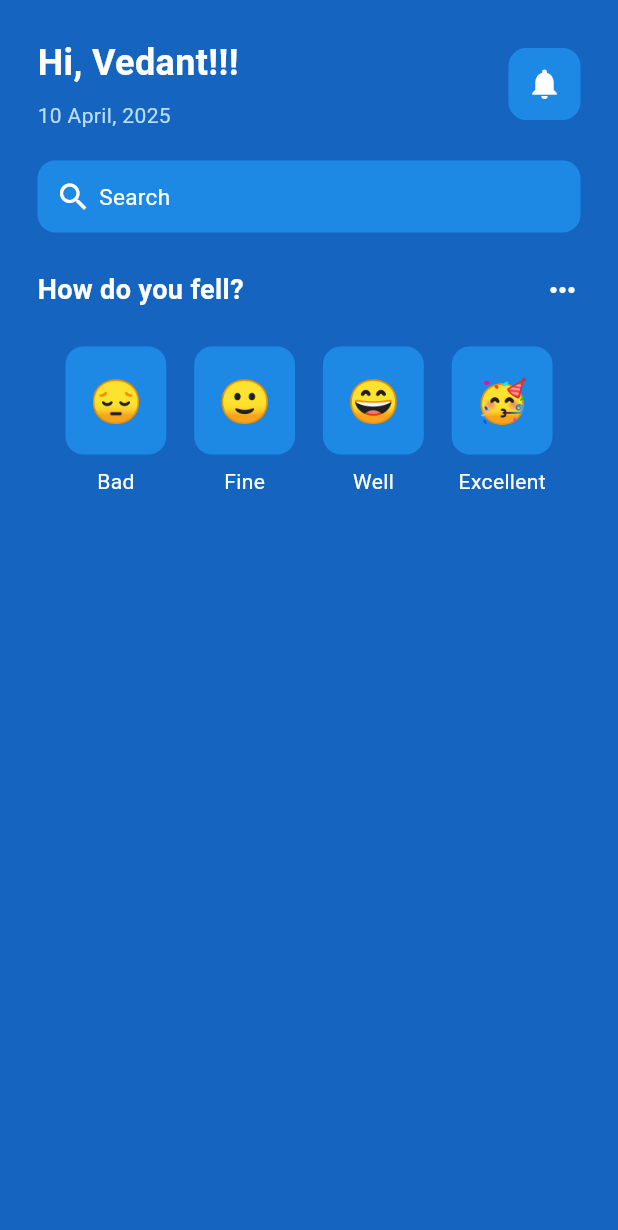
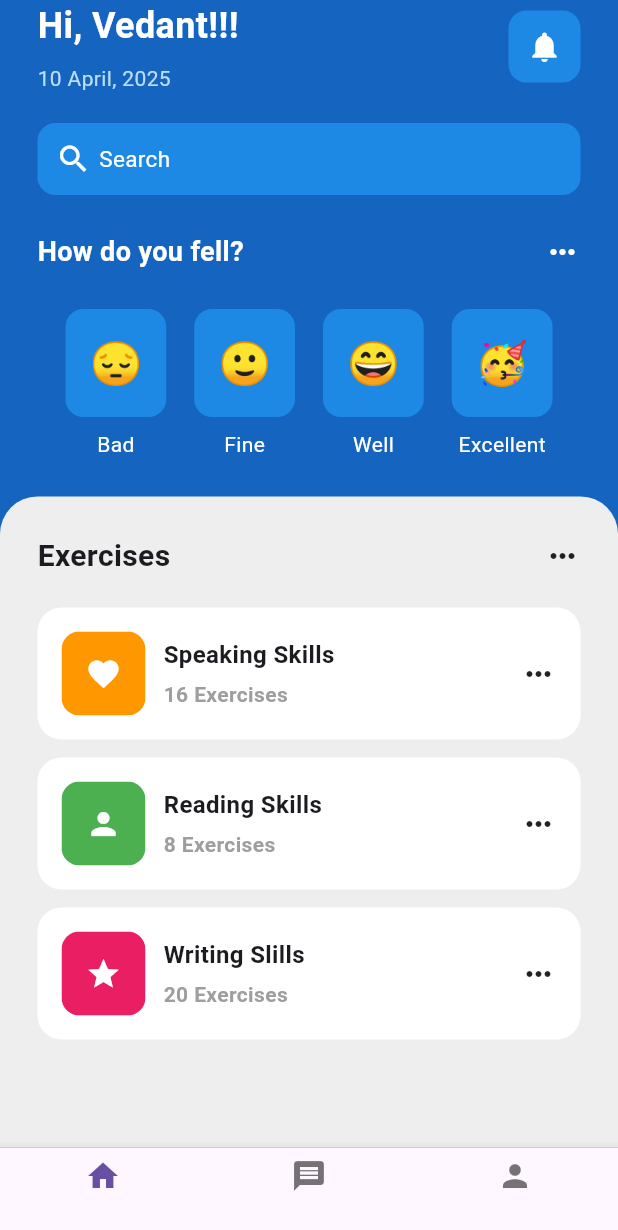
Before and after one commit to Xxvedant7xX/MentalHealthApp, a Flutter app: the screen it shows after launch, on a phone screen of 412 x 824 dp. Shown: the top 1230 px of the screen. Run offline on Flutter 3.47's test engine with Material 3 defaults, Android fonts, the phone set to English and light mode, and no system bars.

Commit message:
added excercises, bottom navigation bar and completed ui

```diff
--- a/lib/pages/home_page.dart
+++ b/lib/pages/home_page.dart
@@ -2,6 +2,7 @@
 
 import 'package:flutter/material.dart';
 import 'package:mentalhealthapp/util/emoticon_face.dart';
+import 'package:mentalhealthapp/util/exercise_title.dart';
 
 class HomePage extends StatefulWidget {
   const HomePage({super.key});
@@ -15,9 +16,25 @@ class _HomePageState extends State<HomePage> {
   Widget build(BuildContext context) {
     return Scaffold(
       backgroundColor: Colors.blue[800],
+      bottomNavigationBar: BottomNavigationBar(items: [
+        BottomNavigationBarItem(
+          icon: Icon(Icons.home),
+          label:''
+          ),
+           BottomNavigationBarItem(
+          icon: Icon(Icons.message),
+          label:''
+          ),
+           BottomNavigationBarItem(
+          icon: Icon(Icons.person),
+          label:''
+          ),
+      ]),
       body: SafeArea(
-        child: Padding(
-          padding: const EdgeInsets.all(25.0),
+        child: Column(
+          children: [
+          Padding(
+            padding: const EdgeInsets.symmetric(horizontal: 25.0),
             child: Column(
               children: [
                  Row(
@@ -170,6 +187,74 @@ class _HomePageState extends State<HomePage> {
               ],
             ),
           ),
+
+          SizedBox(
+            height: 25,
+            ),
+
+           Expanded(
+             child: Container(
+              decoration: BoxDecoration(
+                color: Colors.grey[200],
+                borderRadius: BorderRadius.vertical(
+                  top: Radius.circular(25),
+                ),
+              ),
+              padding:EdgeInsets.all(25),
+              child: Center(
+                child: Column(
+                  children: [
+                    //exercise heading
+                Row(
+                  mainAxisAlignment: MainAxisAlignment.spaceBetween,
+                  children: [
+                    Text(
+                      'Exercises',
+                      style: TextStyle(
+                        fontWeight: FontWeight.bold,
+                        fontSize: 20,
+                        ),
+                      ),
+                    Icon(Icons.more_horiz),
+                  ],
+                ),
+
+                SizedBox(
+                  height: 20,
+                  ),
+
+                   // list view of exercises
+                   Expanded(
+                     child: ListView(
+                      children: [
+                        ExerciseTile(
+                          icon: Icons.favorite,
+                          excerciseName: 'Speaking Skills',
+                          numberOfExercises: 16,
+                          color: Colors.orange,
+                        ),
+                       ExerciseTile(
+                          icon: Icons.person,
+                          excerciseName: 'Reading Skills',
+                          numberOfExercises: 8,
+                          color: Colors.green,
+                        ),
+                        ExerciseTile(
+                          icon: Icons.star,
+                          excerciseName: 'Writing Slills',
+                          numberOfExercises: 20,
+                          color: Colors.pink,
+                        ),
+                      ],
+                     ),
+                   ),
+                ],
+                ),
+              )
+             ),
+           ),
+         ],
+        ),
       ),
     );
   }
--- /dev/null
+++ b/lib/util/exercise_title.dart
@@ -0,0 +1,81 @@
+// ignore_for_file: prefer_const_constructors, prefer_const_literals_to_create_immutables, prefer_interpolation_to_compose_strings
+
+import 'package:flutter/material.dart' ;
+
+class ExerciseTile extends StatelessWidget {
+  final icon;
+final String excerciseName;
+final int numberOfExercises;
+final color;
+
+  const ExerciseTile({
+    super.key,
+    required this.icon,
+    required this.excerciseName,
+    required this.numberOfExercises,
+    required this.color,
+    });
+
+  @override
+  Widget build(BuildContext context) {
+    return Padding(
+      padding: const EdgeInsets.only(bottom: 12.0),
+      child: Container(
+                      padding: EdgeInsets.all(16),
+                      decoration: BoxDecoration(
+                        color: Colors.white,
+                        borderRadius: BorderRadius.circular(16),
+                      ),
+                      child: Row(
+                        mainAxisAlignment: MainAxisAlignment.spaceBetween,
+                        children: [
+                         Row(
+                          children: [
+                          ClipRRect(
+                            borderRadius: BorderRadius.circular(12),
+                            child: Container(
+                              padding: EdgeInsets.all(16),
+                              color: color,
+                              child: Icon(
+                                icon,
+                              color: Colors.white,
+                              ),
+                              ),
+                          ),
+                         SizedBox(
+                          width: 12,
+                          ),
+                         Column(
+                          crossAxisAlignment: CrossAxisAlignment.start,
+                          children: [
+                            //title
+                           Text(
+                            excerciseName,
+                           style: TextStyle(
+                            fontWeight: FontWeight.bold,
+                            fontSize: 16,
+                            ),
+                           ),
+                           SizedBox(
+                            height: 5,
+                           ),
+                           //subtitle
+                           Text(
+                            numberOfExercises.toString() + ' Exercises',
+                           style: TextStyle(
+                            fontWeight: FontWeight.bold,
+                            color: Colors.grey,
+                            fontSize: 14,
+                            ),
+                           ),
+                          ],
+                          ),
+                         ],
+                         ),
+                          Icon(Icons.more_horiz),
+                      ],
+                      ),
+                      ),
+    );
+  }
+}
```
Lines whose indentation alone changed are shown as unchanged.
